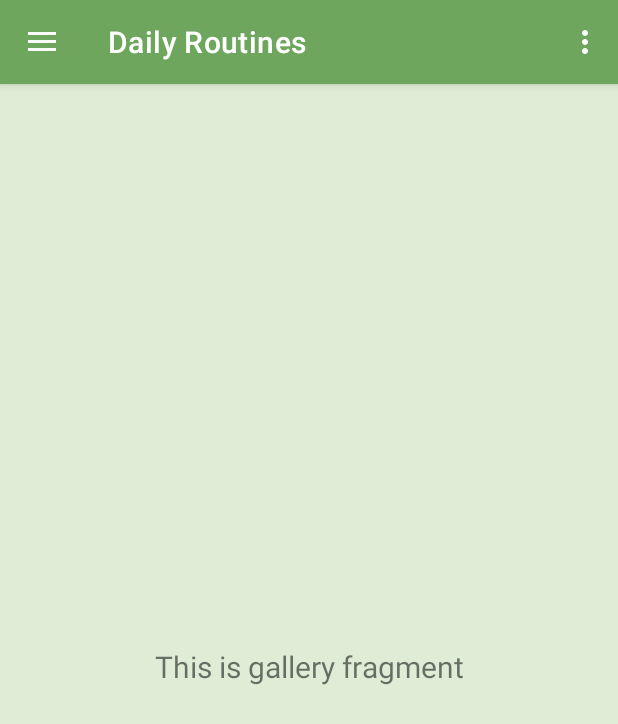
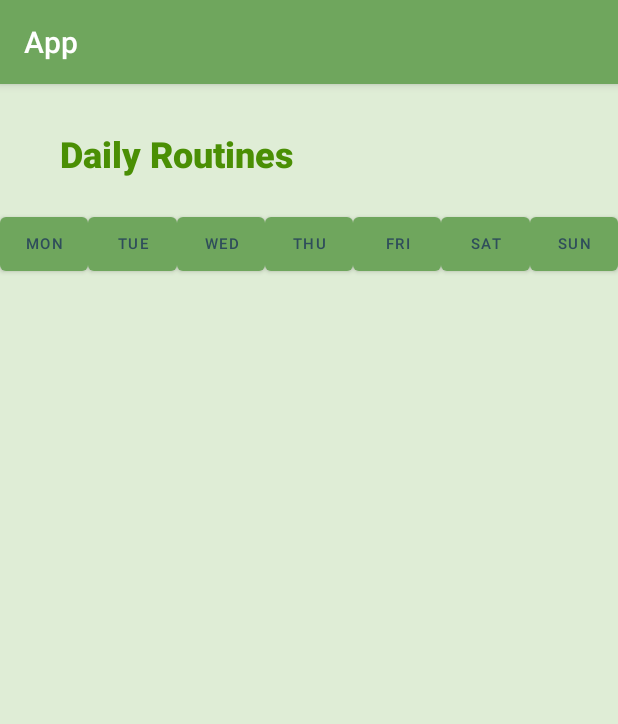
Before and after one commit to locovoi2/App, an Android app: the HomeActivity screen opened directly, with no data from a screen before it, in the side drawer, after a tap on "Daily Routines", on a phone screen of 412 x 824 dp. Shown: the top 724 px of the screen. Run offline under Robolectric (Android 15) with nearby library versions, the light colour scheme and no system bars; our stand-ins replace Firebase (no records; nobody signed in at launch, a user with empty details on screens opened directly), navigation-ui.

Commit message:
Daily routines mas o menos fet

```diff
--- /dev/null
+++ b/app/src/main/java/edu/ub/pis/app/view/RoutinesActivity.java
@@ -0,0 +1,130 @@
+package edu.ub.pis.app.view;
+
+import androidx.annotation.NonNull;
+import androidx.appcompat.app.AppCompatActivity;
+import androidx.recyclerview.widget.LinearLayoutManager;
+import androidx.recyclerview.widget.RecyclerView;
+
+import android.content.Context;
+import android.os.Bundle;
+import android.widget.Toast;
+
+import com.google.android.gms.tasks.OnCompleteListener;
+import com.google.android.gms.tasks.Task;
+import com.google.firebase.auth.FirebaseAuth;
+import com.google.firebase.auth.FirebaseUser;
+import com.google.firebase.firestore.CollectionReference;
+import com.google.firebase.firestore.DocumentReference;
+import com.google.firebase.firestore.FirebaseFirestore;
+import com.google.firebase.firestore.Query;
+import com.google.firebase.firestore.QueryDocumentSnapshot;
+import com.google.firebase.firestore.QuerySnapshot;
+
+import java.util.ArrayList;
+import java.util.List;
+import java.util.Map;
+
+import edu.ub.pis.app.R;
+import edu.ub.pis.app.model.Exercise;
+import edu.ub.pis.app.model.Routine;
+
+public class RoutinesActivity extends AppCompatActivity {
+
+    private RecyclerView mUserCardsRV;
+    private UserCardAdapter mUserCardRVAdapter;
+
+    private FirebaseAuth mAuth = FirebaseAuth.getInstance();
+
+    @Override
+    protected void onCreate(Bundle savedInstanceState) {
+        super.onCreate(savedInstanceState);
+        setContentView(R.layout.activity_routines);
+
+        FirebaseUser currentUser = mAuth.getCurrentUser();
+
+        ArrayList<Routine> routines = new ArrayList<Routine>();
+
+        Context currentContext = this;
+
+        if(currentUser != null) {
+            String userEmail = currentUser.getEmail();
+            FirebaseFirestore db = FirebaseFirestore.getInstance();
+            CollectionReference usersRef = db.collection("users");
+            DocumentReference userDocRef = usersRef.document(userEmail);
+            CollectionReference routinesRef = userDocRef.collection("routines");
+
+            routinesRef.get().addOnCompleteListener(new OnCompleteListener<QuerySnapshot>() {
+                @Override
+                public void onComplete(@NonNull Task<QuerySnapshot> task) {
+                    if (task.isSuccessful()) {
+                        for (QueryDocumentSnapshot document : task.getResult()) {
+
+                            String routineName = document.getId(); // Get the document name
+                            List<Map<String, Object>> exercisesList = (List<Map<String, Object>>) document.get("exercises");
+
+                            ArrayList<Exercise> exercisesArray = new ArrayList<>();
+
+                            for(Map<String, Object> exercise : exercisesList) {
+                                String name = (String) exercise.get("name");
+                                String weight = (String) exercise.get("weight");
+                                String series = (String) exercise.get("series");
+                                String reps = (String) exercise.get("reps");
+                                boolean completed = (boolean) exercise.get("completed");
+/*
+                                Toast toast = Toast.makeText(getApplicationContext(), reps, Toast.LENGTH_SHORT);
+                                toast.show();*/
+
+                                exercisesArray.add(new Exercise(name, series, reps, weight, completed));
+                            }
+
+                            routines.add(new Routine(routineName, exercisesArray));
+                        }
+
+                        Toast toast = Toast.makeText(getApplicationContext(), ""+routines.size(), Toast.LENGTH_SHORT);
+                        toast.show();
+
+                        // Anem a buscar la RecyclerView i fem dues coses:
+                        mUserCardsRV = findViewById(R.id.userCardRv);
+
+                        // (1) Li assignem un layout manager.
+                        LinearLayoutManager manager = new LinearLayoutManager(
+                                currentContext, LinearLayoutManager.VERTICAL, false
+                        );
+                        mUserCardsRV.setLayoutManager(manager);
+
+                        mUserCardRVAdapter = new UserCardAdapter(
+                                routines, currentContext // Passem-li referencia llista usuaris
+                        );
+
+                        mUserCardRVAdapter.setOnClickHideListener(new UserCardAdapter.OnClickHideListener() {
+                            // Listener que escoltarà quan interactuem amb un item en una posició donada
+                            // dins de la recicler view. En aquest cas, quan es faci clic al botó d'amagar
+                            // l'usuari.
+                            @Override
+                            public void OnClickHide(int position) {
+                                mUserCardRVAdapter.hideUser(position);
+                            }
+                        });
+
+                        mUserCardRVAdapter.setOnClickPictureListener(new UserCardAdapter.OnClickPictureListener() {
+                            @Override
+                            public void onClickPicture(String name) {
+                                Toast toast = Toast.makeText(getApplicationContext(), name, Toast.LENGTH_SHORT);
+                                toast.show();
+                            }
+                        });
+
+                        mUserCardsRV.setAdapter(mUserCardRVAdapter);
+
+                    } else {
+                        //Error
+                        Toast toast = Toast.makeText(getApplicationContext(), "Error al buscar els documents", Toast.LENGTH_SHORT);
+                        toast.show();
+                    }
+                }
+            });
+        }
+
+
+    }
+}
--- /dev/null
+++ b/app/src/main/java/edu/ub/pis/app/view/UserCardAdapter.java
@@ -0,0 +1,154 @@
+package edu.ub.pis.app.view;
+
+import android.content.Context;
+import android.view.LayoutInflater;
+import android.view.View;
+import android.view.ViewGroup;
+import android.widget.ImageView;
+import android.widget.TextView;
+
+import androidx.annotation.NonNull;
+import androidx.recyclerview.widget.RecyclerView;
+
+import java.util.ArrayList;
+
+import edu.ub.pis.app.R;
+import edu.ub.pis.app.model.Exercise;
+import edu.ub.pis.app.model.Routine;
+import androidx.core.content.ContextCompat;
+
+public class UserCardAdapter extends RecyclerView.Adapter<UserCardAdapter.ViewHolder> {
+
+    /** Definició de listener (interficie)
+     *  per a quan algú vulgui escoltar un event de OnClickHide, és a dir,
+     *  quan l'usuari faci clic en la creu (amagar) algún dels items de la RecyclerView
+     */
+    public interface OnClickHideListener {
+        void OnClickHide(int position);
+    }
+
+    public interface  OnClickPictureListener {
+
+        void onClickPicture(String name);
+
+    }
+
+    private ArrayList<Routine> mRoutines; // Referència a la llista d'usuaris
+    private OnClickHideListener mOnClickHideListener; // Qui hagi de repintar la ReciclerView
+                                                      // quan s'amagui
+    private  OnClickPictureListener mOnClickPictureListener;
+
+    private static Context context;
+
+    // Constructor
+    public UserCardAdapter(ArrayList<Routine> userList, Context context) {
+        this.mRoutines = userList; // no fa new (La llista la manté el ViewModel)
+        this.context = context;
+    }
+
+    public void setOnClickHideListener(OnClickHideListener listener) {
+        this.mOnClickHideListener = listener;
+    }
+
+    public void setOnClickPictureListener(OnClickPictureListener listener) {
+        this.mOnClickPictureListener = listener;
+    }
+
+    @NonNull
+    @Override
+    public ViewHolder onCreateViewHolder(@NonNull ViewGroup parent, int viewType) {
+        LayoutInflater inflater = LayoutInflater.from(parent.getContext());
+
+        // Inflate crea una view genèrica definida pel layout que l'hi passem (l'user_card_layout)
+        View view = inflater.inflate(R.layout.user_card_layout, parent, false);
+
+        // La classe ViewHolder farà de pont entre la classe User del model i la view (UserCard).
+        return new ViewHolder(view);
+    }
+
+    /* Mètode cridat per cada ViewHolder de la RecyclerView */
+    @Override
+    public void onBindViewHolder(@NonNull ViewHolder holder, int position) {
+        // El ViewHolder té el mètode que s'encarrega de llegir els atributs del User (1r parametre),
+        // i assignar-los a les variables del ViewHolder.
+        // Qualsevol listener que volguem posar a un item, ha d'entrar com a paràmetre extra (2n).
+        holder.bind(mRoutines.get(position), this.mOnClickHideListener, this.mOnClickPictureListener);
+    }
+
+    /**
+     * Retorna el número d'elements a la llista.
+     * @return
+     */
+    @Override
+    public int getItemCount() {
+        return mRoutines.size();
+    }
+
+    /**
+     * Mètode que seteja de nou la llista d'usuaris si s'hi han fet canvis de manera externa.
+     * @param users
+     */
+    public void setUsers(ArrayList<Routine> users) {
+        this.mRoutines = users; // no recicla/repinta res
+    }
+
+    /**
+     * Mètode que repinta la RecyclerView sencera.
+     */
+    public void updateUsers() {
+        notifyDataSetChanged();
+    }
+
+    /**
+     * Mètode que repinta només posició indicada
+     * @param position
+     */
+    public void hideUser(int position) {
+        notifyItemRemoved(position);
+    }
+
+    /**
+     * Classe ViewHolder. No és més que un placeholder de la vista (user_card_list.xml)
+     * dels items de la RecyclerView. Podem implementar-ho fora de RecyclerViewAdapter,
+     * però es pot fer dins.
+     */
+    public static class ViewHolder extends RecyclerView.ViewHolder {
+        private final ImageView mCardImageView;
+        private final TextView mCardRoutineName;
+        private final TextView mCardExercises;
+
+        public ViewHolder(@NonNull View itemView) {
+            super(itemView);
+            mCardImageView = itemView.findViewById(R.id.avatar);
+            mCardRoutineName = itemView.findViewById(R.id.routinename);
+            mCardExercises = itemView.findViewById(R.id.completedexercises);
+        }
+
+        public void bind(final Routine routine, OnClickHideListener listener, OnClickPictureListener listener2) {
+            mCardRoutineName.setText(routine.getName());
+            int nComplete = 0;
+            int nTotal = 0;
+            for(Exercise ex : routine.getExercises()) {
+                if(ex.getCompleted()) {
+                    nComplete++;
+                }
+                nTotal++;
+            }
+            mCardExercises.setText("Completed exercices: " + nComplete + "/" + nTotal);
+            // Carrega foto de l'usuari de la llista directament des d'una Url
+            // d'Internet.
+            mCardImageView.setImageDrawable(ContextCompat.getDrawable(context, R.drawable.icono_mancuerna));
+            // Seteja el listener onClick del botó d'amagar (hide), que alhora
+            // cridi el mètode OnClickHide que implementen els nostres propis
+            // listeners de tipus OnClickHideListener.
+
+            mCardImageView.setOnClickListener(new View.OnClickListener() {
+                @Override
+                public void onClick(View view) {
+                    listener2.onClickPicture(mCardRoutineName.getText().toString());
+                }
+            });
+        }
+    }
+
+}
--- a/app/src/main/java/edu/ub/pis/app/view/ui/daily_routines/DailyRoutinesFragment.java
+++ b/app/src/main/java/edu/ub/pis/app/view/ui/daily_routines/DailyRoutinesFragment.java
@@ -1,5 +1,6 @@
 package edu.ub.pis.app.view.ui.daily_routines;
 
+import android.content.Intent;
 import android.os.Bundle;
 import android.view.LayoutInflater;
 import android.view.View;
@@ -11,6 +12,8 @@
 import androidx.lifecycle.ViewModelProvider;
 
 import edu.ub.pis.app.databinding.FragmentDailyRoutinesBinding;
+import edu.ub.pis.app.view.HomeActivity;
+import edu.ub.pis.app.view.RoutinesActivity;
 
 public class DailyRoutinesFragment extends Fragment {
 
@@ -23,9 +26,15 @@
 
         binding = FragmentDailyRoutinesBinding.inflate(inflater, container, false);
         View root = binding.getRoot();
-
+        /*
         final TextView textView = binding.textGallery;
         dailyRoutinesViewModel.getText().observe(getViewLifecycleOwner(), textView::setText);
+        */
+
+        Intent intent = new Intent(getContext(), RoutinesActivity.class);
+        startActivity(intent);
+
+
         return root;
     }
 
--- a/app/src/main/java/edu/ub/pis/app/view/ui/daily_routines/DailyRoutinesViewModel.java
+++ b/app/src/main/java/edu/ub/pis/app/view/ui/daily_routines/DailyRoutinesViewModel.java
@@ -10,7 +10,7 @@
 
     public DailyRoutinesViewModel() {
         mText = new MutableLiveData<>();
-        mText.setValue("This is gallery fragment");
+        mText.setValue("Hola que tal");
     }
 
     public LiveData<String> getText() {
--- /dev/null
+++ b/app/src/main/res/layout/activity_routines.xml
@@ -0,0 +1,115 @@
+<?xml version="1.0" encoding="utf-8"?>
+
+<androidx.constraintlayout.widget.ConstraintLayout xmlns:android="http://schemas.android.com/apk/res/android"
+    xmlns:app="http://schemas.android.com/apk/res-auto"
+    xmlns:tools="http://schemas.android.com/tools"
+    android:id="@+id/constraintLayout"
+    android:layout_width="match_parent"
+    android:layout_height="match_parent"
+    android:background="@color/light_green">
+
+    <TextView
+        android:id="@+id/text1"
+        android:layout_width="wrap_content"
+        android:layout_height="wrap_content"
+        android:layout_marginStart="40dp"
+        android:layout_marginTop="30dp"
+        android:fontFamily="sans-serif-black"
+        android:text="@string/daily_routines"
+        android:textColor="@color/dark_green"
+        android:textSize="24sp"
+        app:layout_constraintStart_toStartOf="parent"
+        app:layout_constraintTop_toTopOf="parent" />
+
+    <ScrollView
+        android:id="@+id/scrollView2"
+        android:layout_width="match_parent"
+        android:layout_height="wrap_content"
+        android:padding="5dp"
+        app:layout_constraintTop_toBottomOf="@+id/button4">
+
+        <androidx.recyclerview.widget.RecyclerView
+            android:id="@+id/userCardRv"
+            android:layout_width="match_parent"
+            android:layout_height="wrap_content" />
+    </ScrollView>
+
+    <Button
+        android:id="@+id/button1"
+        android:layout_width="0dp"
+        android:layout_height="wrap_content"
+        android:layout_marginTop="20dp"
+        android:text="MON"
+        android:textSize="10sp"
+        app:layout_constraintHorizontal_chainStyle="spread_inside"
+        app:layout_constraintLeft_toLeftOf="parent"
+        app:layout_constraintRight_toLeftOf="@+id/button2"
+        app:layout_constraintTop_toBottomOf="@+id/text1" />
+
+    <Button
+        android:id="@+id/button2"
+        android:layout_width="0dp"
+        android:layout_height="wrap_content"
+        android:layout_marginTop="20dp"
+        android:text="TUE"
+        android:textSize="10sp"
+        app:layout_constraintLeft_toRightOf="@+id/button1"
+        app:layout_constraintRight_toLeftOf="@+id/button3"
+        app:layout_constraintTop_toBottomOf="@+id/text1" />
+
+    <Button
+        android:id="@+id/button3"
+        android:layout_width="0dp"
+        android:layout_height="wrap_content"
+        android:layout_marginTop="20dp"
+        android:text="WED"
+        android:textSize="10sp"
+        app:layout_constraintLeft_toRightOf="@+id/button2"
+        app:layout_constraintRight_toLeftOf="@+id/button4"
+        app:layout_constraintTop_toBottomOf="@+id/text1" />
+
+    <Button
+        android:id="@+id/button4"
+        android:layout_width="0dp"
+        android:layout_height="wrap_content"
+        android:layout_marginTop="20dp"
+        android:text="THU"
+        android:textSize="10sp"
+        app:layout_constraintLeft_toRightOf="@+id/button3"
+        app:layout_constraintRight_toLeftOf="@+id/button5"
+        app:layout_constraintTop_toBottomOf="@+id/text1" />
+
+    <Button
+        android:id="@+id/button5"
+        android:layout_width="0dp"
+        android:layout_height="wrap_content"
+        android:layout_marginTop="20dp"
+        android:text="FRI"
+        android:textSize="10sp"
+        app:layout_constraintLeft_toRightOf="@+id/button4"
+        app:layout_constraintRight_toLeftOf="@+id/button6"
+        app:layout_constraintTop_toBottomOf="@+id/text1" />
+
+    <Button
+        android:id="@+id/button6"
+        android:layout_width="0dp"
+        android:layout_height="wrap_content"
+        android:layout_marginTop="20dp"
+        android:text="SAT"
+        android:textSize="10sp"
+        app:layout_constraintLeft_toRightOf="@+id/button5"
+        app:layout_constraintRight_toLeftOf="@+id/button7"
+        app:layout_constraintTop_toBottomOf="@+id/text1" />
+
+    <Button
+        android:id="@+id/button7"
+        android:layout_width="0dp"
+        android:layout_height="wrap_content"
+        android:layout_marginTop="20dp"
+        android:text="SUN"
+        android:textSize="10sp"
+        app:layout_constraintLeft_toRightOf="@+id/button6"
+        app:layout_constraintRight_toRightOf="parent"
+        app:layout_constraintTop_toBottomOf="@+id/text1" />
+
+</androidx.constraintlayout.widget.ConstraintLayout>
--- /dev/null
+++ b/app/src/main/res/values-w820dp/dimens.xml
@@ -0,0 +1,6 @@
+<resources>
+    <!-- Example customization of dimensions originally defined in res/values/dimens.xml
+         (such as screen margins) for screens with more than 820dp of available width. This
+         would include 7" and 10" devices in landscape (~960dp and ~1280dp respectively). -->
+    <dimen name="activity_horizontal_margin">64dp</dimen>
+</resources>
--- a/app/src/main/res/values/dimens.xml
+++ b/app/src/main/res/values/dimens.xml
@@ -5,4 +5,6 @@
     <dimen name="nav_header_vertical_spacing">8dp</dimen>
     <dimen name="nav_header_height">176dp</dimen>
     <dimen name="fab_margin">16dp</dimen>
+    <dimen name="appbar_padding">16dp</dimen>
+    <dimen name="appbar_padding_top">8dp</dimen>
 </resources>
--- a/app/src/main/res/values/strings.xml
+++ b/app/src/main/res/values/strings.xml
@@ -22,4 +22,9 @@
     <string name="weight">Weight</string>
     <string name="add_exercise">Add exercise</string>
     <string name="finish">Finish</string>
+
+    <string name="daily_routines">Daily Routines</string>
+    <string name="title_activity_daily_routines">DailyRoutinesActivity</string>
+    <string name="tab_text_1">Tab 1</string>
+    <string name="tab_text_2">Tab 2</string>
 </resources>
```
Also changed, not shown: app/src/main/AndroidManifest.xml (+7 -5 lines), app/src/main/java/edu/ub/pis/app/model/Exercise.java (+13 -0 lines), app/src/main/res/layout/routine_recycle_item.xml (added, +18 -0 lines), app/src/main/res/layout/user_card_layout.xml (added, +78 -0 lines), app/src/main/res/drawable/icono_mancuerna.png (added), 1 other file.
